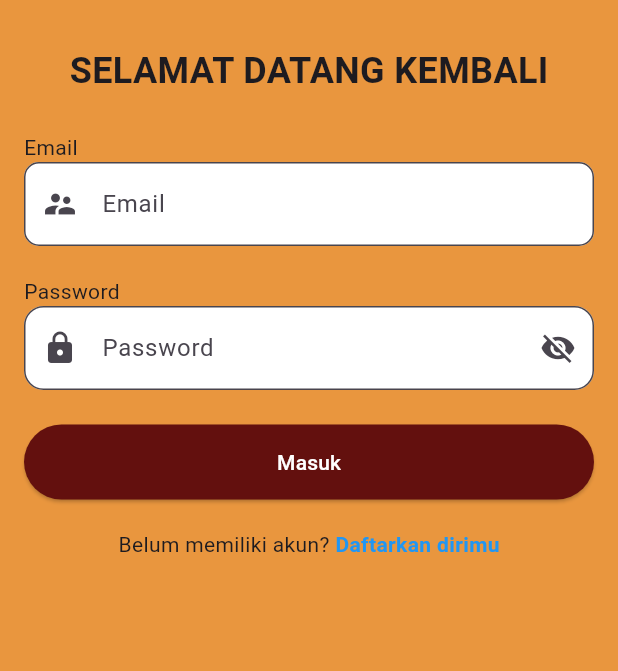
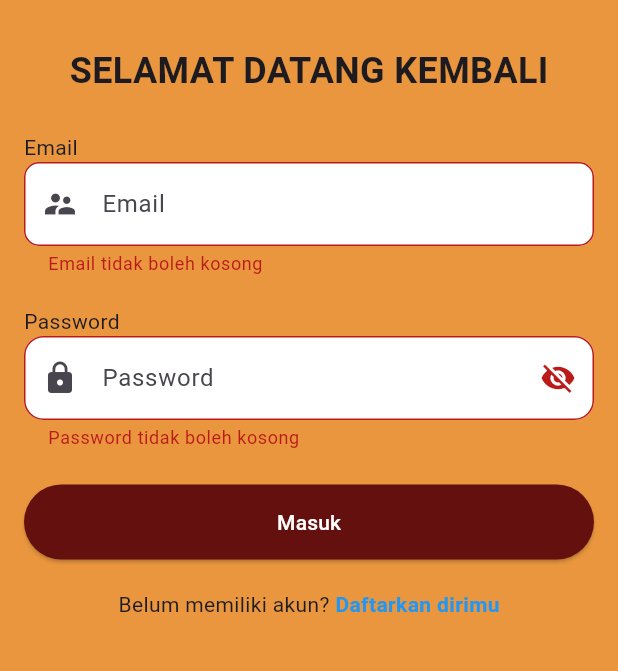
Before and after one commit to muthiasasi19/20220140167_UCP1Flutter, a Flutter app: the screen it shows after launch, after a tap on "Masuk", on a phone screen of 412 x 824 dp, the part 309-980 px from its top. Run offline on Flutter 3.47's test engine with Material 3 defaults, Android fonts, the phone set to English and light mode, and no system bars.

Commit message:
Perbaiki validasi di label email

```diff
--- a/lib/Application/login_page.dart
+++ b/lib/Application/login_page.dart
@@ -40,9 +40,10 @@ class _LoginPageState extends State<LoginPage> {
     return Scaffold(
       backgroundColor: AppColors.orens,
       body: SingleChildScrollView(
-        key: _formKey,
         child: Padding(
           padding: const EdgeInsets.all(16.0),
+          child: Form(
+            key: _formKey,
             child: Column(
               mainAxisAlignment: MainAxisAlignment.center,
               children: [
@@ -137,7 +138,9 @@ class _LoginPageState extends State<LoginPage> {
                       LoginPage.loggedInEmail = emailController.text;
                       Navigator.pushReplacement(
                         context,
-                      MaterialPageRoute(builder: (context) => const HomePage()),
+                        MaterialPageRoute(
+                          builder: (context) => const HomePage(),
+                        ),
                       );
                     }
                   },
@@ -154,7 +157,9 @@ class _LoginPageState extends State<LoginPage> {
                       onTap: () {
                         Navigator.push(
                           context,
-                        MaterialPageRoute(builder: (context) => RegisterPage()),
+                          MaterialPageRoute(
+                            builder: (context) => RegisterPage(),
+                          ),
                         );
                       },
                       child: const Text(
@@ -171,6 +176,7 @@ class _LoginPageState extends State<LoginPage> {
             ),
           ),
         ),
+      ),
     );
   }
 }
```
Lines whose indentation alone changed are shown as unchanged.
